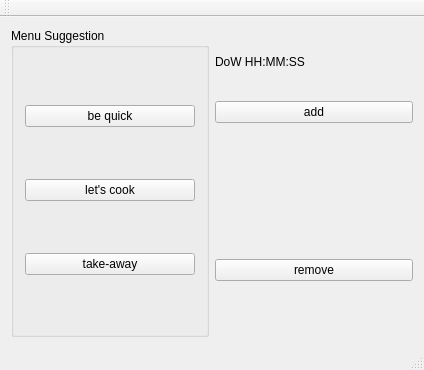
First picture: the form in fridgeexplorer.ui, repository mgritz/fridgeexplorer, before the edit.
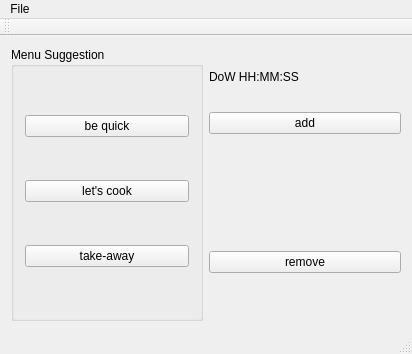
Second picture: the form after the edit.

Commit message:
connected recipe ui to main ui
There now is a context menu option to open the recipe manager.
Also, there will be parameters to open the manager ui with having a selected suggestion lateron.

```diff
--- a/fridgeexplorer.ui
+++ b/fridgeexplorer.ui
@@ -6,8 +6,8 @@
    <rect>
     <x>0</x>
     <y>0</y>
-    <width>424</width>
-    <height>370</height>
+    <width>412</width>
+    <height>354</height>
    </rect>
   </property>
   <property name="windowTitle">
@@ -73,10 +73,18 @@
     <rect>
      <x>0</x>
      <y>0</y>
-     <width>424</width>
+     <width>412</width>
      <height>19</height>
     </rect>
    </property>
+   <widget class="QMenu" name="menuFile">
+    <property name="title">
+     <string>File</string>
+    </property>
+    <addaction name="actionconnect_database"/>
+    <addaction name="actionmanage_recipes"/>
+   </widget>
+   <addaction name="menuFile"/>
   </widget>
   <widget class="QToolBar" name="mainToolBar">
    <attribute name="toolBarArea">
```
Left out of the diff: 10 changed lines with no effect on the pictures. The commit also changes 2 other files.
